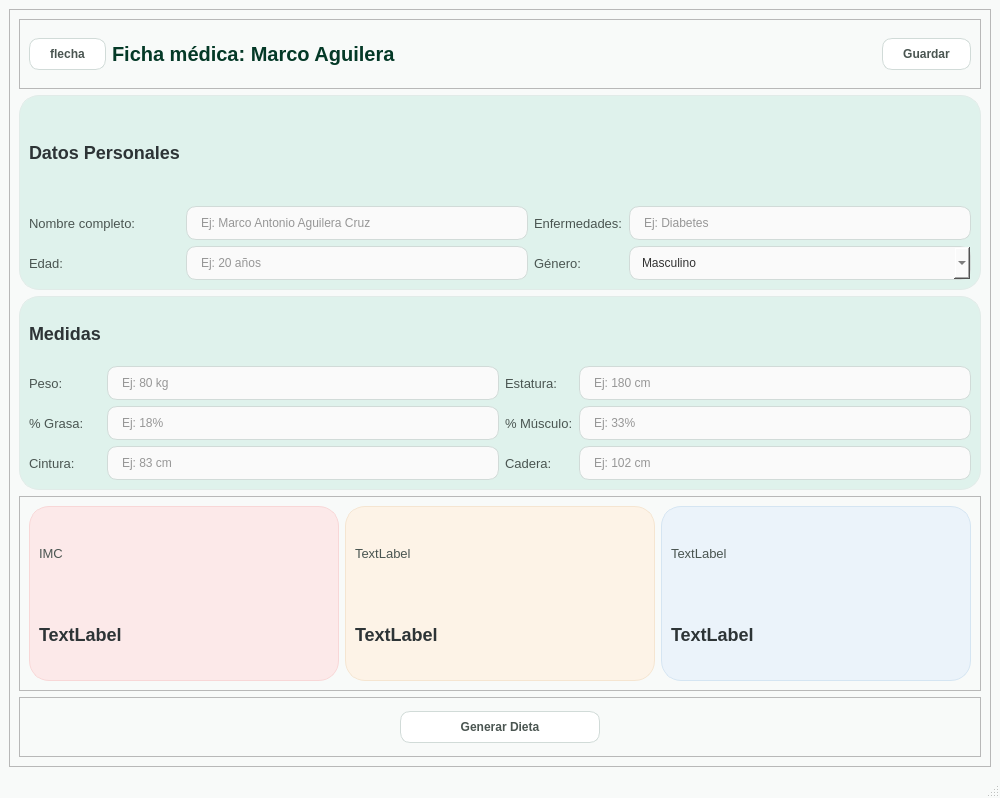
First picture: the form in views/ficha.ui, repository marcoaguilera2005maac-svg/planesAlimenticios, before the edit.
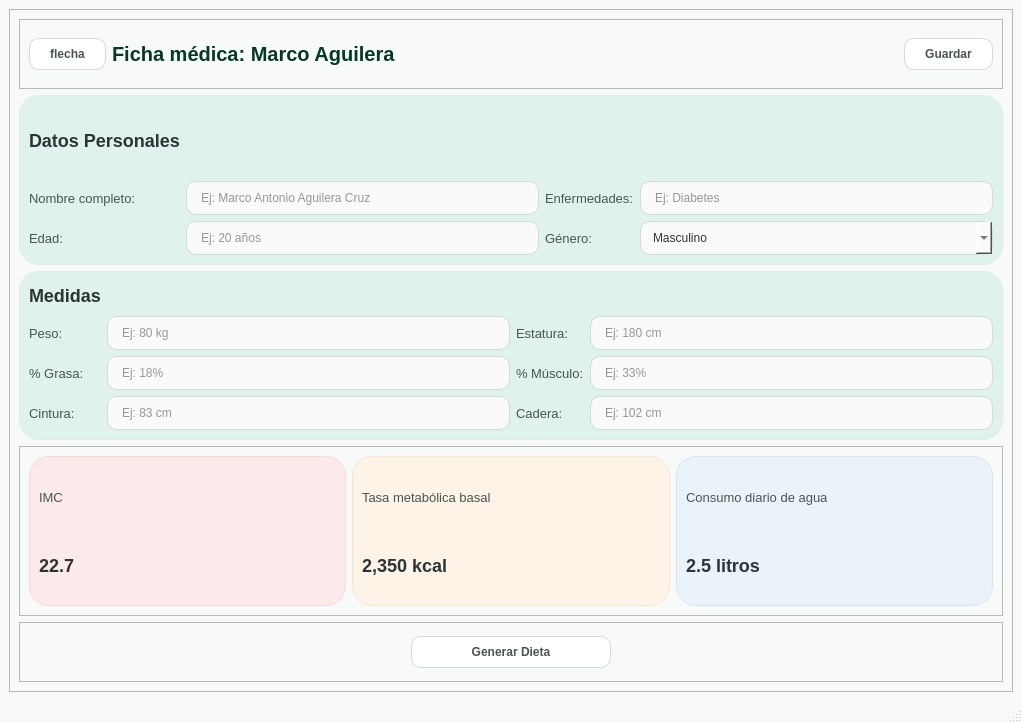
Second picture: the form after the edit.

Patch:
```diff
--- a/views/ficha.ui
+++ b/views/ficha.ui
@@ -6,8 +6,8 @@
    <rect>
     <x>0</x>
     <y>0</y>
-    <width>1000</width>
-    <height>798</height>
+    <width>1022</width>
+    <height>723</height>
    </rect>
   </property>
   <property name="windowTitle">
@@ -387,7 +387,7 @@
              <item>
               <widget class="QLabel" name="label_res">
                <property name="text">
-                <string>TextLabel</string>
+                <string>22.7</string>
                </property>
               </widget>
              </item>
@@ -406,14 +406,14 @@
              <item>
               <widget class="QLabel" name="label_13">
                <property name="text">
-                <string>TextLabel</string>
+                <string>Tasa metabólica basal</string>
                </property>
               </widget>
              </item>
              <item>
               <widget class="QLabel" name="label_res2">
                <property name="text">
-                <string>TextLabel</string>
+                <string>2,350 kcal</string>
                </property>
               </widget>
              </item>
@@ -432,14 +432,14 @@
              <item>
               <widget class="QLabel" name="label_15">
                <property name="text">
-                <string>TextLabel</string>
+                <string>Consumo diario de agua</string>
                </property>
               </widget>
              </item>
              <item>
               <widget class="QLabel" name="label_res3">
                <property name="text">
-                <string>TextLabel</string>
+                <string>2.5 litros</string>
                </property>
               </widget>
              </item>
```
Left out of the diff: 2 changed lines with no effect on the pictures.
